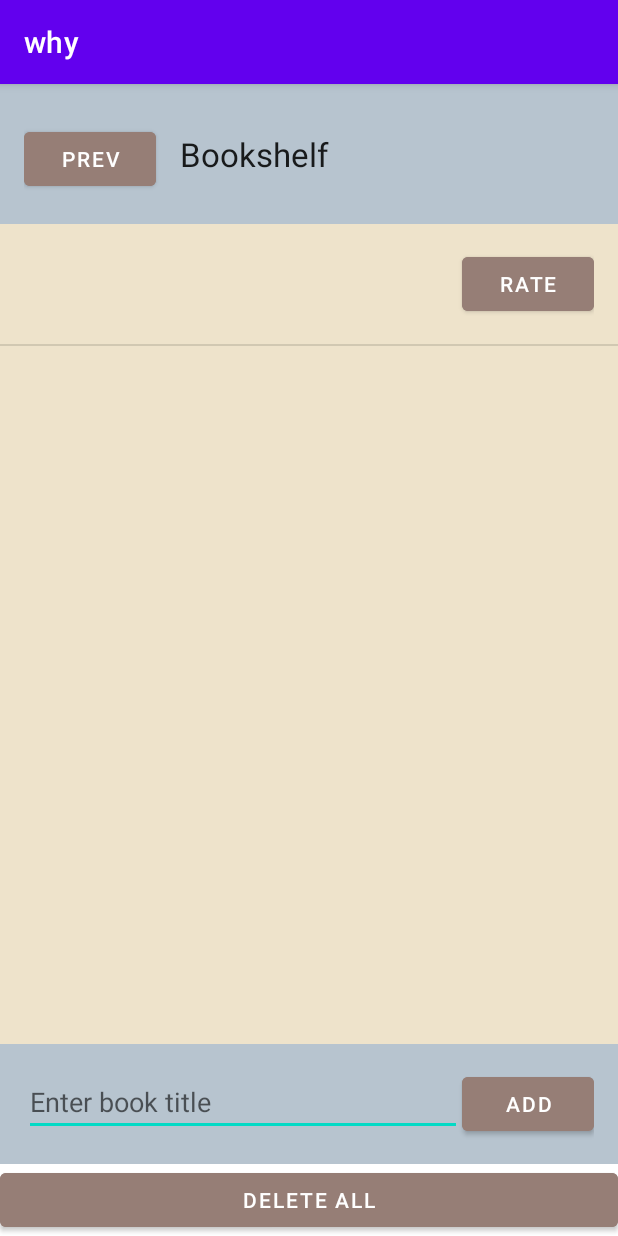
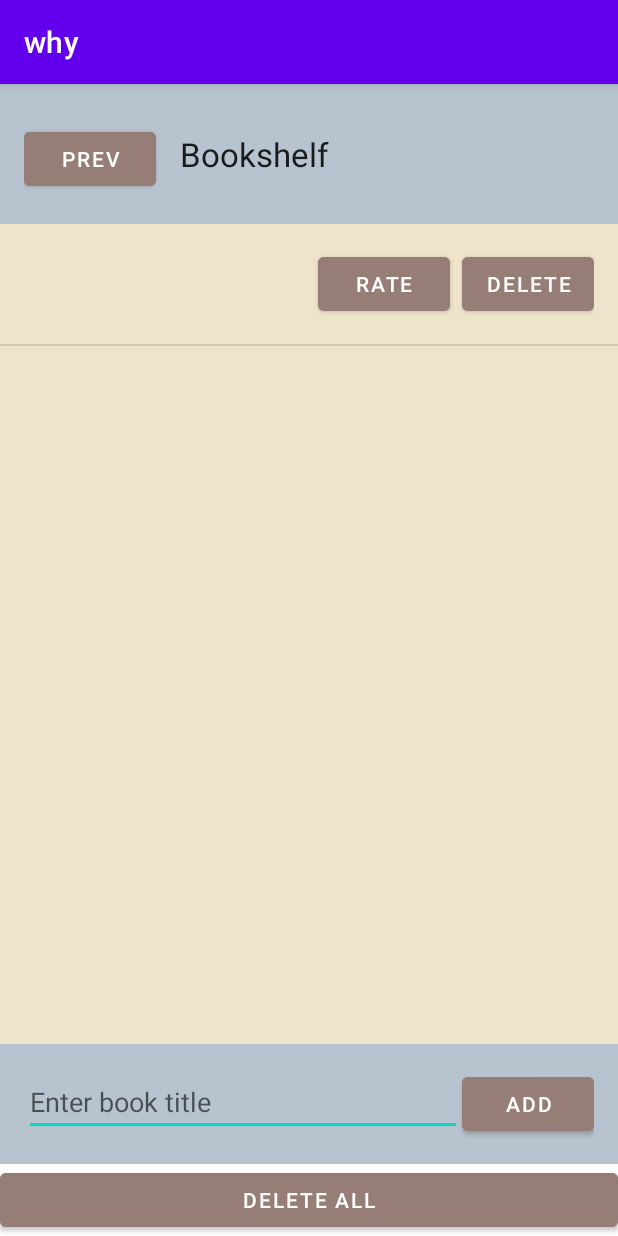
Before and after one commit to ayanahye/mobile-dev-final-project, an Android app: the main_page screen opened directly, with no data from a screen before it, after a tap on "ADD", on a phone screen of 412 x 824 dp. Run offline under Robolectric (Android 15) with nearby library versions, the phone set to English and light mode, and no system bars.

Commit message:
might sleep

```diff
--- a/app/src/main/java/com/example/why/main_page.java
+++ b/app/src/main/java/com/example/why/main_page.java
@@ -1,17 +1,24 @@
 package com.example.why;
 
+import androidx.appcompat.app.AlertDialog;
 import androidx.appcompat.app.AppCompatActivity;
 
 import android.content.Context;
+import android.content.DialogInterface;
 import android.content.Intent;
+import android.content.res.ColorStateList;
 import android.database.Cursor;
+import android.graphics.Color;
 import android.os.Bundle;
 import android.view.View;
+import android.view.ViewGroup;
 import android.widget.AdapterView;
 import android.widget.ArrayAdapter;
 import android.widget.Button;
+import android.widget.CheckBox;
 import android.widget.EditText;
 import android.widget.ListView;
+import android.widget.RatingBar;
 import android.widget.Toast;
 import com.example.why.SettingsActivity;
 
@@ -63,9 +70,46 @@ public class main_page extends AppCompatActivity {
             }
         });
 
-        booksAdapter = new ArrayAdapter<>(this, R.layout.list_item, R.id.textView, books);
+        setUplistViewListener();
+
+        booksAdapter = new ArrayAdapter<String>(this, R.layout.list_item, R.id.textView, books) {
+            @Override
+            public View getView(int position, View convertView, ViewGroup parent) {
+                View view = super.getView(position, convertView, parent);
+
+                Button ratingButton = view.findViewById(R.id.rateButton);
+                ratingButton.setOnClickListener(new View.OnClickListener() {
+                    @Override
+                    public void onClick(View v) {
+                        showRatingDialog(books.get(position));
+                    }
+                });
+
+                Button deleteButton = view.findViewById(R.id.deleteButton);
+                deleteButton.setOnClickListener(new View.OnClickListener() {
+                    @Override
+                    public void onClick(View v) {
+                        // Delete the book from the database
+                        Cursor cursor = myDB.readAllData();
+                        cursor.moveToPosition(position);
+                        int id = cursor.getInt(cursor.getColumnIndexOrThrow("_id"));
+                        myDB.deleteBook(id);
+
+                        // Remove the book from the list and notify the adapter
+                        books.remove(position);
+                        booksAdapter.notifyDataSetChanged();
+                    }
+                });
+
+                return view;
+            }
+        };
+
         listView.setAdapter(booksAdapter);
-        setUplistViewListener();
+
+
+    //listView.setAdapter(booksAdapter);
+        // setUplistViewListener();
 
         displayData();
 
@@ -73,6 +117,32 @@ public class main_page extends AppCompatActivity {
 
 
     }
+
+    private void showRatingDialog(String bookTitle) {
+        AlertDialog.Builder builder = new AlertDialog.Builder(this);
+        builder.setTitle("Rate " + bookTitle);
+
+        // Add a rating bar to the dialog
+        RatingBar ratingBar = new RatingBar(this);
+        ratingBar.setNumStars(5);
+        //ratingBar.setStepSize(1);
+        ratingBar.setProgressTintList(ColorStateList.valueOf(Color.YELLOW));
+        builder.setView(ratingBar);
+
+        builder.setPositiveButton("OK", new DialogInterface.OnClickListener() {
+            @Override
+            public void onClick(DialogInterface dialog, int which) {
+                // Save the rating to your database or wherever you store your book ratings
+                // You can also update the rating display in your list item layout here
+                float rating = ratingBar.getRating();
+                Toast.makeText(main_page.this, "Rating saved: " + rating, Toast.LENGTH_SHORT).show();
+            }
+        });
+        builder.setNegativeButton("Cancel", null);
+
+        builder.create().show();
+    }
+
 
     private void setUplistViewListener() {
         listView.setOnItemClickListener(new AdapterView.OnItemClickListener() {
--- a/app/src/main/res/layout/list_item.xml
+++ b/app/src/main/res/layout/list_item.xml
@@ -17,6 +17,20 @@
         android:layout_width="wrap_content"
         android:layout_height="wrap_content"
         android:backgroundTint="@color/darkestbrown"
-        android:text="Rate"/>
+        android:text="Rate"
+        android:layout_marginRight="8dp"
+        android:paddingLeft="12dp"
+        android:paddingRight="12dp"
+        android:textSize="14sp"/>
+
+    <Button
+        android:id="@+id/deleteButton"
+        android:layout_width="wrap_content"
+        android:layout_height="wrap_content"
+        android:backgroundTint="@color/darkestbrown"
+        android:paddingLeft="12dp"
+        android:paddingRight="12dp"
+        android:textSize="14sp"
+        android:text="Delete"/>
 
 </LinearLayout>
```
